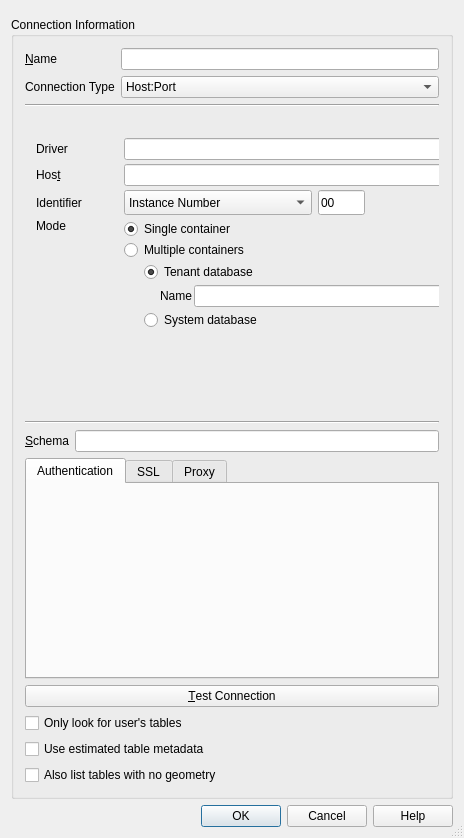
The window that src/ui/qgshananewconnectionbase.ui (qgis/QGIS) describes before a commit, drawn with Qt 5.
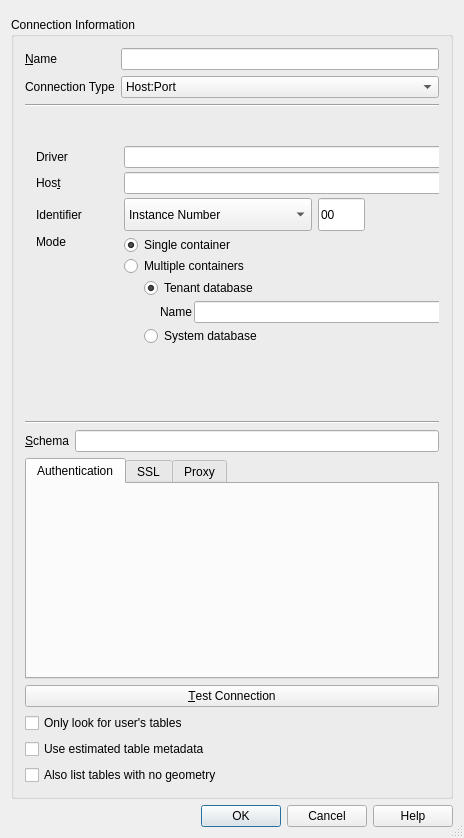
The same window after the commit. Custom widgets are drawn as their Qt base class.

Commit message: fix scrollarea in the HANA dialog

The edit to the form file:
```diff
--- a/src/ui/qgshananewconnectionbase.ui
+++ b/src/ui/qgshananewconnectionbase.ui
@@ -48,8 +48,8 @@
        <rect>
         <x>0</x>
         <y>0</y>
-        <width>446</width>
-        <height>772</height>
+        <width>452</width>
+        <height>770</height>
        </rect>
       </property>
       <layout class="QVBoxLayout" name="verticalLayout_8">
@@ -171,7 +171,7 @@
                 <x>0</x>
                 <y>0</y>
                 <width>421</width>
-                <height>228</height>
+                <height>244</height>
                </rect>
               </property>
               <layout class="QGridLayout" name="grdConnectionSettings" rowstretch="1,0,0,0,0">
@@ -977,6 +977,12 @@
    <header>qgsmessagebar.h</header>
    <container>1</container>
   </customwidget>
+  <customwidget>
+   <class>QgsScrollArea</class>
+   <extends>QScrollArea</extends>
+   <header>qgsscrollarea.h</header>
+   <container>1</container>
+  </customwidget>
  </customwidgets>
  <tabstops>
   <tabstop>txtName</tabstop>
```
Left out of the diff: 4 changed lines with no effect on the pictures.
